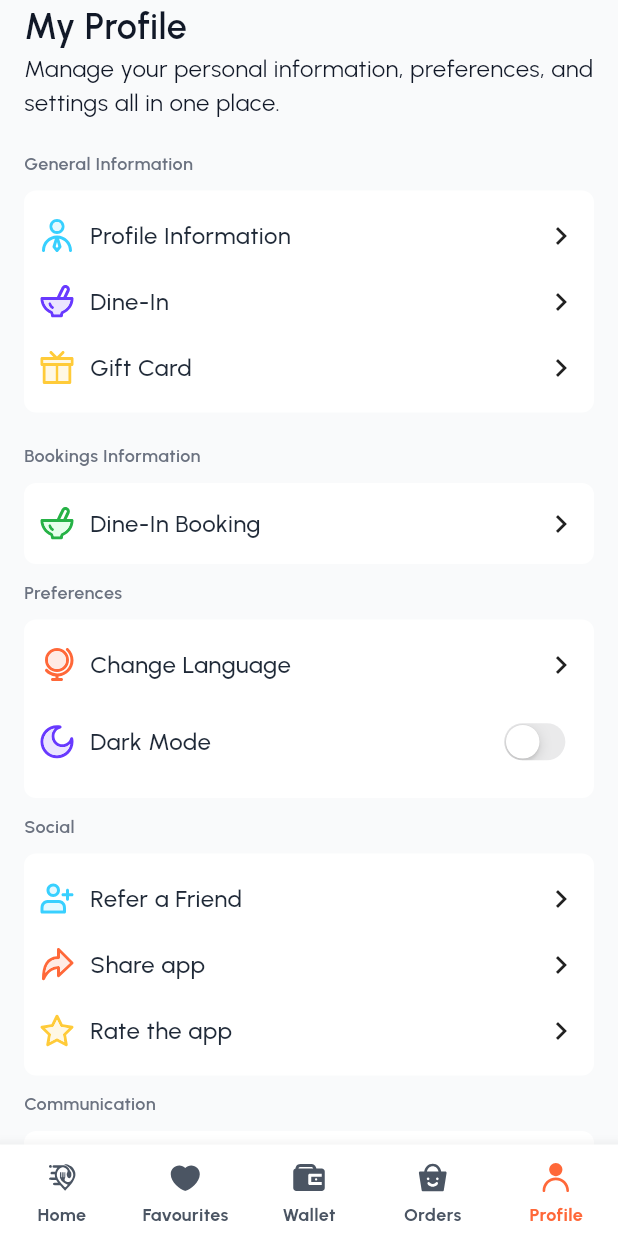
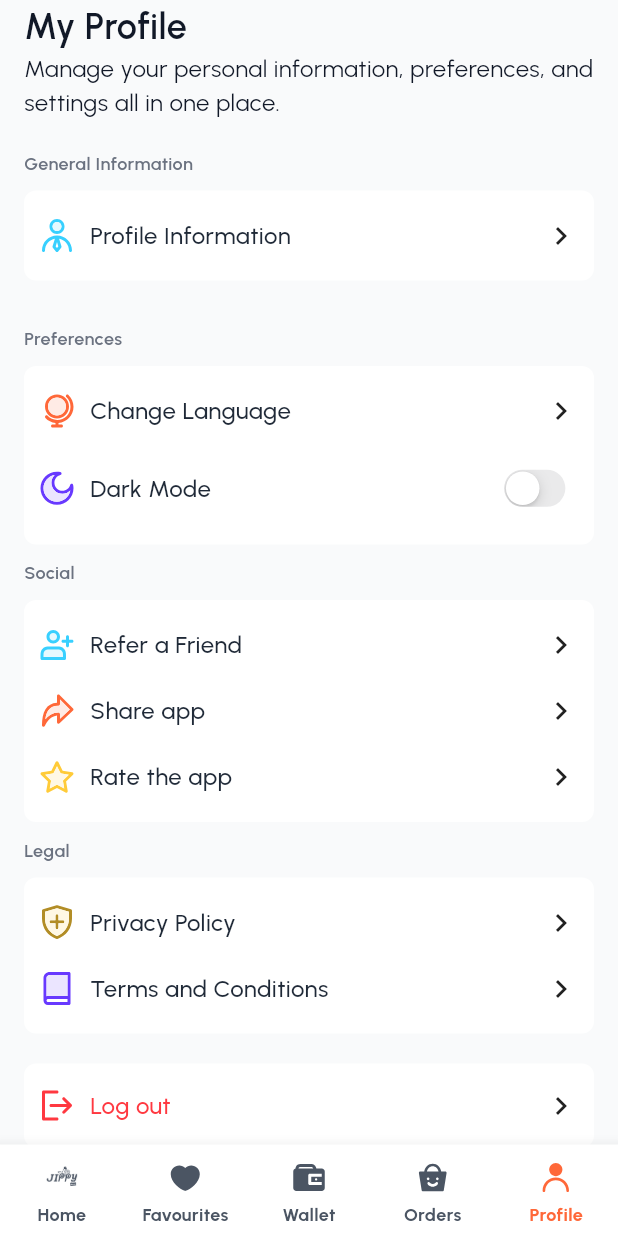
Before and after one commit to VenkyJippy7/Jippy_customer, a Flutter app: the DashBoardScreen screen opened directly, item 5 of the bottom bar chosen, on a phone screen of 412 x 824 dp. Run offline on Flutter 3.47's test engine with Material 3 defaults, Android fonts, the phone set to English and light mode, and no system bars; our stand-ins replace badges, cached_network_image, cloud_firestore, country_code_picker, dotted_border, firebase_auth and 31 more; missing offline and left inert: bottom_picker, firebase_app_check, flutter_paypal, flutter_polyline_points, flutter_stripe, google_maps_place_picker_mb and 5 more; accounts and stored records are empty.

```diff
--- a/lib/app/auth_screen/signup_screen.dart
+++ b/lib/app/auth_screen/signup_screen.dart
@@ -39,7 +39,7 @@ class SignupScreen extends StatelessWidget {
                         style: TextStyle(color: themeChange.getThem() ? AppThemeData.grey50 : AppThemeData.grey900, fontSize: 22, fontFamily: AppThemeData.semiBold),
                       ),
                       Text(
-                        "Sign up to start your food adventure with Foodie".tr,
+                        "Sign up to start your shopping adventure with JippyMart".tr,
                         style: TextStyle(color: themeChange.getThem() ? AppThemeData.grey400 : AppThemeData.grey500, fontSize: 16, fontFamily: AppThemeData.regular),
                       ),
                       const SizedBox(
--- a/lib/app/dash_board_screens/dash_board_screen.dart
+++ b/lib/app/dash_board_screens/dash_board_screen.dart
@@ -65,7 +65,7 @@ class DashBoardScreen extends StatelessWidget {
                         navigationBarItem(
                           themeChange,
                           index: 0,
-                          assetIcon: "assets/icons/ic_home.svg",
+                          assetIcon: "assets/images/ic_logo.png",
                           label: 'Home'.tr,
                           controller: controller,
                         ),
@@ -95,7 +95,7 @@ class DashBoardScreen extends StatelessWidget {
                         navigationBarItem(
                           themeChange,
                           index: 0,
-                          assetIcon: "assets/icons/ic_home.svg",
+                          assetIcon: "assets/images/ic_logo.png",
                           label: 'Home'.tr,
                           controller: controller,
                         ),
@@ -138,7 +138,20 @@ class DashBoardScreen extends StatelessWidget {
     return BottomNavigationBarItem(
       icon: Padding(
         padding: const EdgeInsets.symmetric(vertical: 5),
-        child: SvgPicture.asset(
+        child: assetIcon.endsWith('.svg')
+            ? SvgPicture.asset(
+                assetIcon,
+                height: 22,
+                width: 22,
+                color: controller.selectedIndex.value == index
+                    ? themeChange.getThem()
+                        ? AppThemeData.primary300
+                        : AppThemeData.primary300
+                    : themeChange.getThem()
+                        ? AppThemeData.grey300
+                        : AppThemeData.grey600,
+              )
+            : Image.asset(
                 assetIcon,
                 height: 22,
                 width: 22,
--- a/lib/app/home_screen/home_screen.dart
+++ b/lib/app/home_screen/home_screen.dart
@@ -1030,7 +1030,9 @@ class HomeScreen extends StatelessWidget {
           ),
           floatingActionButtonLocation:
               FloatingActionButtonLocation.centerFloat,
-          floatingActionButton: Container(
+          floatingActionButton: Visibility(
+            visible: false,
+            child: Container(
               decoration: BoxDecoration(
                   color: themeChange.getThem()
                       ? AppThemeData.grey800
@@ -1198,6 +1200,7 @@ class HomeScreen extends StatelessWidget {
                       },
                     )
                   ],
+                ),
               ),
             ),
           ),
--- a/lib/app/on_boarding_screen.dart
+++ b/lib/app/on_boarding_screen.dart
@@ -55,7 +55,7 @@ class OnBoardingScreen extends StatelessWidget {
                                         height: 72,
                                       ),
                                       Text(
-                                        "Foodie".tr,
+                                        "JippyMart".tr,
                                         style: TextStyle(color: themeChange.getThem() ? AppThemeData.grey50 : AppThemeData.grey50, fontSize: 24, fontFamily: AppThemeData.bold),
                                       ),
                                       const SizedBox(
--- a/lib/app/profile_screen/profile_screen.dart
+++ b/lib/app/profile_screen/profile_screen.dart
@@ -96,12 +96,18 @@ class ProfileScreen extends StatelessWidget {
                                             Get.to(const EditProfileScreen());
                                           }),
                                     if (Constant.isEnabledForCustomer == true)
-                                      cardDecoration(themeChange, controller, "assets/images/ic_dinin.svg", "Dine-In".tr, () {
+                                      Visibility(
+                                        visible: false,
+                                        child: cardDecoration(themeChange, controller, "assets/images/ic_dinin.svg", "Dine-In".tr, () {
                                           Get.to(const DineInScreen());
                                         }),
-                                    cardDecoration(themeChange, controller, "assets/images/ic_gift.svg", "Gift Card".tr, () {
+                                      ),
+                                    Visibility(
+                                      visible: false,
+                                      child: cardDecoration(themeChange, controller, "assets/images/ic_gift.svg", "Gift Card".tr, () {
                                         Get.to(const GiftCardScreen());
                                       }),
+                                    ),
                                   ],
                                 ),
                               ),
@@ -109,7 +115,9 @@ class ProfileScreen extends StatelessWidget {
                             const SizedBox(
                               height: 20,
                             ),
-                            Constant.isEnabledForCustomer == true
+                            Visibility(
+                              visible: false,
+                              child: Constant.isEnabledForCustomer == true
                                   ? Column(
                                       crossAxisAlignment: CrossAxisAlignment.start,
                                       children: [
@@ -145,6 +153,7 @@ class ProfileScreen extends StatelessWidget {
                                       ],
                                     )
                                   : const SizedBox(),
+                            ),
                             const SizedBox(
                               height: 10,
                             ),
@@ -210,7 +219,7 @@ class ProfileScreen extends StatelessWidget {
                                           }),
                                     cardDecoration(themeChange, controller, "assets/icons/ic_share.svg", "Share app", () {
                                       Share.share(
-                                          '${'Check out Foodie, your ultimate food delivery application!'.tr} \n\n${'Google Play:'.tr} ${Constant.googlePlayLink} \n\n${'App Store:'.tr} ${Constant.appStoreLink}',
+                                          '${'Check out JippyMart, your ultimate shopping application!'.tr} \n\n${'Google Play:'.tr} ${Constant.googlePlayLink} \n\n${'App Store:'.tr} ${Constant.appStoreLink}',
                                           subject: 'Look what I made!'.tr);
                                     }),
                                     cardDecoration(themeChange, controller, "assets/icons/ic_rate.svg", "Rate the app", () {
@@ -226,7 +235,9 @@ class ProfileScreen extends StatelessWidget {
                             ),
                             Constant.userModel == null
                                 ? const SizedBox()
-                                : Column(
+                                : Visibility(
+                                    visible: false,
+                                    child: Column(
                                       crossAxisAlignment: CrossAxisAlignment.start,
                                       children: [
                                         Text(
@@ -265,6 +276,7 @@ class ProfileScreen extends StatelessWidget {
                                           height: 10,
                                         ),
                                       ],
+                                    ),
                                   ),
                             Text(
                               "Legal".tr,
--- a/lib/controllers/signup_controller.dart
+++ b/lib/controllers/signup_controller.dart
@@ -12,13 +12,15 @@ import 'package:customer/utils/notification_service.dart';
 import 'package:firebase_auth/firebase_auth.dart';
 import 'package:flutter/material.dart';
 import 'package:get/get.dart';
+import 'package:geolocator/geolocator.dart';
+import 'package:location/location.dart';
 
 class SignupController extends GetxController {
   Rx<TextEditingController> firstNameEditingController = TextEditingController().obs;
   Rx<TextEditingController> lastNameEditingController = TextEditingController().obs;
   Rx<TextEditingController> emailEditingController = TextEditingController().obs;
   Rx<TextEditingController> phoneNUmberEditingController = TextEditingController().obs;
-  Rx<TextEditingController> countryCodeEditingController = TextEditingController().obs;
+  Rx<TextEditingController> countryCodeEditingController = TextEditingController(text: "+91").obs;
   Rx<TextEditingController> passwordEditingController = TextEditingController().obs;
   Rx<TextEditingController> conformPasswordEditingController = TextEditingController().obs;
   Rx<TextEditingController> referralCodeEditingController = TextEditingController().obs;
--- a/lib/lang/app_en.dart
+++ b/lib/lang/app_en.dart
@@ -36,8 +36,8 @@ const Map<String, String> enUS = {
   'Send OTP': 'Send OTP',
   'Please enter mobile number': 'Please enter mobile number',
   'or': 'or',
-  'Hey there, thanks for choosing Foodie. Hope you love our product. If you do, share it with your friends using code':
-      'Hey there, thanks for choosing Foodie. Hope you love our product. If you do, share it with your friends using code',
+  'Hey there, thanks for choosing JippyMart. Hope you love our product. If you do, share it with your friends using code':
+      'Hey there, thanks for choosing JippyMart. Hope you love our product. If you do, share it with your friends using code',
   'and get': 'and get',
   'Continue with Email': 'Continue with Email',
   "Enter email address": "Enter email address",
@@ -51,7 +51,7 @@ const Map<String, String> enUS = {
   'Please enter Phone number': 'Please enter Phone number',
   'with Google': 'with Google',
   'with Apple': 'with Apple',
-  "Didn’t have an account": "Didn’t have an account",
+  "Didn't have an account": "Didn't have an account",
   "Sign up": "Sign up",
   "Verify Your Number 📱": "Verify Your Number 📱",
   "Enter the OTP sent to your mobile number.": "Enter the OTP sent to your mobile number.",
@@ -59,10 +59,10 @@ const Map<String, String> enUS = {
   "Verify otp": "Verify otp",
   "Invalid Code": "Invalid Code",
   "Enter Valid otp": "Enter Valid otp",
-  "Did’t receive any code? ": "Did’t receive any code? ",
+  "Did't receive any code? ": "Did't receive any code? ",
   "Send Again": "Send Again",
   "Create an Account 🚀": "Create an Account 🚀",
-  "Sign up to start your food adventure with Foodie": "Sign up to start your food adventure with Foodie",
+  "Sign up to start your food adventure with JippyMart": "Sign up to start your food adventure with JippyMart",
   "First Name": "First Name",
   "Enter First Name": "Enter First Name",
   "Last Name": "Last Name",
@@ -124,7 +124,7 @@ const Map<String, String> enUS = {
   "Fix Price": "Fix Price",
   "Tap To Apply": "Tap To Apply",
   "Order Placed": "Order Placed",
-  "Your delicious meal is on its way! Sit tight and we’ll handle the rest.": "Your delicious meal is on its way! Sit tight and we’ll handle the rest.",
+  "Your delicious meal is on its way! Sit tight and we'll handle the rest.": "Your delicious meal is on its way! Sit tight and we'll handle the rest.",
   "Order ID": "Order ID",
   "Placing your order": "Placing your order",
   "Review your items and proceed to checkout for a delicious experience.": "Review your items and proceed to checkout for a delicious experience.",
@@ -227,7 +227,7 @@ const Map<String, String> enUS = {
   "gallery": "gallery",
   "Your Favourites, All in One Place": "Your Favourites, All in One Place",
   "Please Log In to Continue": "Please Log In to Continue",
-  "You’re not logged in. Please sign in to access your account and explore all features.": "You’re not logged in. Please sign in to access your account and explore all features.",
+  "You're not logged in. Please sign in to access your account and explore all features.": "You're not logged in. Please sign in to access your account and explore all features.",
   "Log in": "Log in",
   "Favourite Restaurants": "Favourite Restaurants",
   'Favourite Foods not found.': 'Favourite Foods not found.',
@@ -239,7 +239,7 @@ const Map<String, String> enUS = {
   'Foods': 'Foods',
   'Veg': 'Veg',
   'Non Veg': 'Non Veg',
-  "No worries!! We’ll send you reset instructions": "No worries!! We’ll send you reset instructions",
+  "No worries!! We'll send you reset instructions": "No worries!! We'll send you reset instructions",
   "Customize Gift Card": "Customize Gift Card",
   "Choose an amount": "Choose an amount",
   "Enter gift card amoun": "Enter gift card amoun",
@@ -303,7 +303,7 @@ const Map<String, String> enUS = {
   "off": "off",
   "Error": "Error",
   "Enable Location Services 📍": "Enable Location Services 📍",
-  "To provide the best dining experience, allow Foodie to access your location.": "To provide the best dining experience, allow Foodie to access your location.",
+  "To provide the best dining experience, allow JippyMart to access your location.": "To provide the best dining experience, allow JippyMart to access your location.",
   "Use Current Location": "Use Current Location",
   "Set From Map": "Set From Map",
   "Enter Manually location": "Enter Manually location",
@@ -354,11 +354,10 @@ const Map<String, String> enUS = {
   'Ok': 'Ok',
   'Copied': 'Copied',
   "Invite Friends & Businesses": "Invite Friends & Businesses",
-  "Invite your friends to sign up with Foodie using your code, and you’ll earn after their Success the first order! 💸🍔":
-      "Invite your friends to sign up with Foodie using your code, and you’ll earn after their Success the first order! 💸🍔",
+  "Invite your friends to sign up with JippyMart using your code, and you'll earn after their Success the first order! 💸🍔":
+      "Invite your friends to sign up with JippyMart using your code, and you'll earn after their Success the first order! 💸🍔",
   'after their Success the first order! 💸🍔': 'after their Success the first order! 💸🍔',
   "Share Code": "Share Code",
-  'Invite your friends to sign up with Foodie using your code, and you’ll earn': 'Invite your friends to sign up with Foodie using your code, and you’ll earn',
   'Share': 'Share',
   "Timing is not added by restaurant": "Timing is not added by restaurant",
   "Also applicable on table booking": "Also applicable on table booking",
@@ -388,9 +387,9 @@ const Map<String, String> enUS = {
   "Top-up": "Top-up",
   "Keep track of your balance, transactions, and payment methods all in one place.": "Keep track of your balance, transactions, and payment methods all in one place.",
   "Transaction not found": "Transaction not found",
-  "Foodie": "Foodie",
+  "JippyMart": "JippyMart",
   "Get Started": "Get Started",
-  "Welcome to Foodie": "Welcome to Foodie",
+  "Welcome to JippyMart": "Welcome to JippyMart",
   "Your Favorite Food Delivered Fast!": "Your Favorite Food Delivered Fast!",
   "Cancel Payment": "Cancel Payment",
   "Exit": "Exit",
@@ -399,19 +398,19 @@ const Map<String, String> enUS = {
   'Please enter tips Amount': 'Please enter tips Amount',
   "Continue Payment": "Continue Payment",
   "we Enter In": "we Enter In",
-  "Foodie Customer": "Foodie Customer",
+  "JippyMart Customer": "JippyMart Customer",
   "Gift Card": "Gift Card",
   "Dine-In": "Dine-In",
   "Dine-In Booking": "Dine-In Booking",
   "Share app": "Share app",
-  'Check out Foodie, your ultimate food delivery application!': 'Check out Foodie, your ultimate food delivery application!',
+  'Check out JippyMart, your ultimate shopping application!': 'Check out JippyMart, your ultimate shopping application!',
   "Legal": "Legal",
   'App Store:': 'App Store:',
   'Google Play:': 'Google Play:',
   'Look what I made!': 'Look what I made!',
   "Delivery": "Delivery",
   "Email": "Email",
-  "Didn’t have an account?": "Didn’t have an account?",
+  "Didn't have an account?": "Didn't have an account?",
   "Log out": "Log out",
   "My Wallet": "My Wallet",
   "Payment Method": "Payment Method",
```
Also changed, not shown: lib/app/auth_screen/login_screen.dart (+9 -3 lines), lib/app/location_permission_screen/location_permission_screen.dart (+3 -14 lines), lib/app/refer_friend_screen/refer_friend_screen.dart (+11 -4 lines), lib/app/splash_screen.dart (+5 -5 lines), lib/controllers/forgot_password_controller.dart (+67 -4 lines), lib/controllers/home_controller.dart (+11 -8 lines), lib/controllers/login_controller.dart (+43 -21 lines), lib/controllers/view_all_category_controller.dart (+5 -4 lines), lib/main.dart (+14 -5 lines), lib/utils/fire_store_utils.dart (+45 -4 lines), lib/utils/network_image_widget.dart (+11 -0 lines), assets/images/ic_logo.png, 270 other files. Lines whose indentation alone changed are shown as unchanged.
